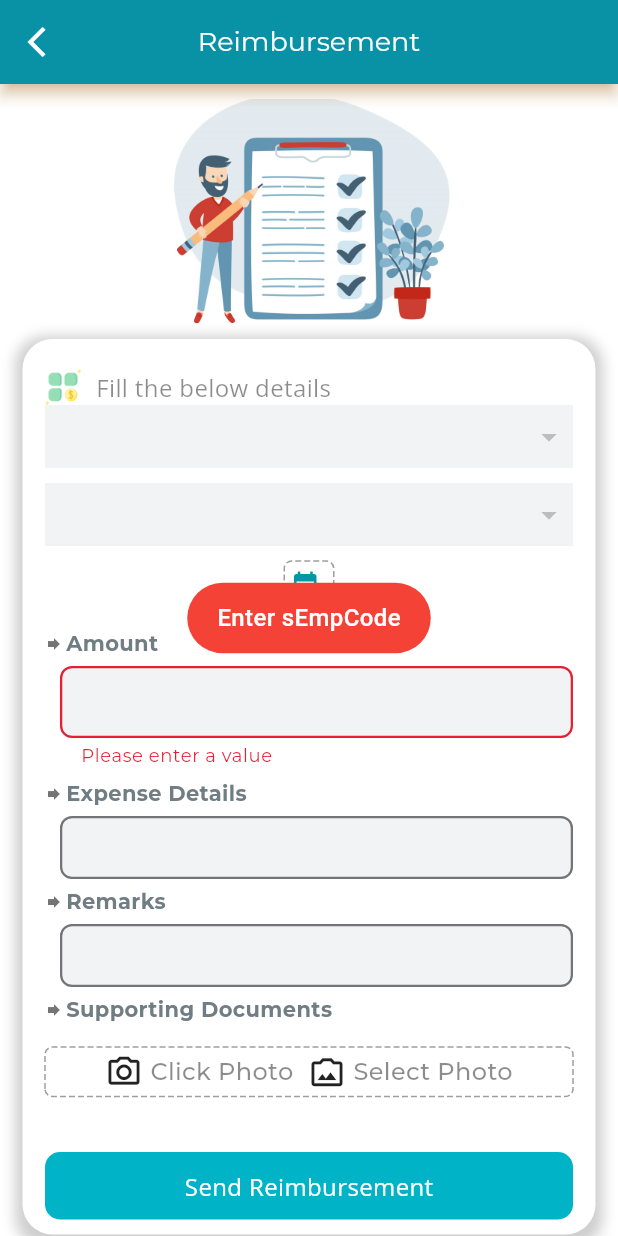
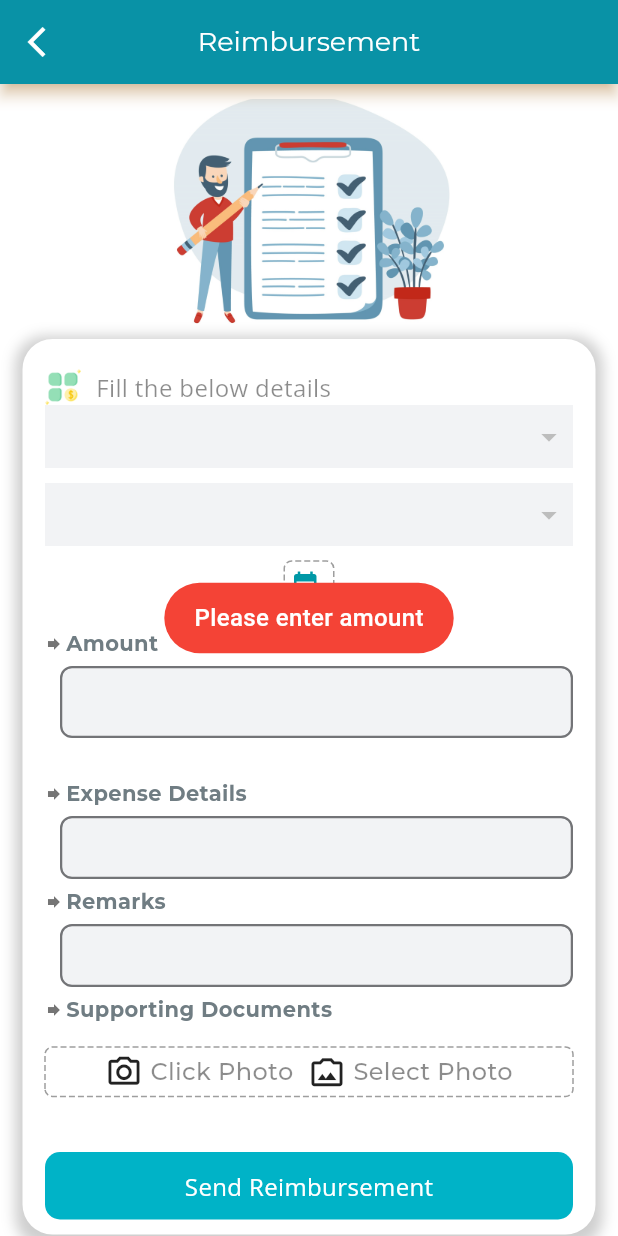
Before and after one commit to Soyabali/HRMS-Synergy, a Flutter app: the ReimbursementrevertPage screen opened directly with empty values, after a tap on the "close" icon, after a tap on "Send Reimbursement", on a phone screen of 412 x 824 dp. Run offline on Flutter 3.47's test engine with Material 3 defaults, Android fonts, the phone set to English and light mode, and no system bars; drawn by our look-alikes of dotted_border; our stand-ins replace flutter_easyloading, fluttertoast, geolocator, google_fonts, google_maps_flutter, image_picker and 2 more; accounts and stored records are empty; network calls fail; statements that could not run were skipped; project files that could hold a hidden picture were left out.

Commit message:
remove all bug

```diff
--- a/lib/presentation/expensemanagement/addReimbursement/shopSurvey.dart
+++ b/lib/presentation/expensemanagement/addReimbursement/shopSurvey.dart
@@ -137,7 +137,7 @@ class _MyHomePageState extends State<MyHomePage> {
   double? lat, long;
   //var dExpDate;
   String? dExpDate;
-  var remarks;
+  var remarks="N/A";
 
 
   // Uplode Id Proof with gallary
--- a/lib/presentation/expensemanagement/reimbursementclarification/reimbursementRevert.dart
+++ b/lib/presentation/expensemanagement/reimbursementclarification/reimbursementRevert.dart
@@ -19,6 +19,7 @@ import '../../../data/hrmsPopUpWarning_repo.dart';
 import '../../../data/hrmspostreimbursement.dart';
 import '../../../data/loader_helper.dart';
 import '../../../data/postimagerepo.dart';
+import '../../../data/reimbursementClarificationRevert.dart';
 import '../../../data/shopTypeRepo.dart';
 import '../../dashboard/dashboard.dart';
 import '../../resources/app_colors.dart';
@@ -28,27 +29,9 @@ import 'dart:math';
 
 import '../expense_management.dart';
 
-// class Reimbursementrevert extends StatelessWidget {
-//   const Reimbursementrevert({super.key});
-//
-//   @override
-//   Widget build(BuildContext context) {
-//     return MaterialApp(
-//       debugShowCheckedModeBanner: false,
-//       theme: ThemeData(
-//         appBarTheme: const AppBarTheme(
-//           iconTheme: IconThemeData(
-//             color: Colors.white, // Change the color of the drawer icon here
-//           ),
-//         ),
-//       ),
-//
-//       home: ReimbursementrevertPage(),
-//     );
-//   }
-// }
 
 class ReimbursementrevertPage extends StatefulWidget {
+
   final sProjectName,sExpHeadName,dEntryAt,fAmount,sExpDetails,sExpBillPhoto,sProjectCode,sExpHeadCode;
   ReimbursementrevertPage(this.sProjectName, this.sExpHeadName,this.dEntryAt, this.fAmount,this.sExpDetails, this.sExpBillPhoto, this.sProjectCode, this.sExpHeadCode, {super.key});
 
@@ -262,6 +245,7 @@ class _MyHomePageState extends State<ReimbursementrevertPage> {
     final responseData = json.decode(responsed.body);
     print('---155----$responseData');
   }
+
   // build dialog sucess
   Widget _buildDialogSucces2(BuildContext context,String msg) {
     return Dialog(
@@ -615,6 +599,7 @@ class _MyHomePageState extends State<ReimbursementrevertPage> {
             ),
           ), // Removes shadow under the AppBar
         ),
+
         body: SingleChildScrollView(
           child: Column(
             children: <Widget>[
@@ -1109,94 +1094,173 @@ class _MyHomePageState extends State<ReimbursementrevertPage> {
                                 SharedPreferences prefs = await SharedPreferences.getInstance();
                                 String? sEmpCode = prefs.getString('sEmpCode');
                                 String? sContactNo = prefs.getString('sContactNo');
-                                print('----sEmpCode--15---$sEmpCode');
-                                /// TODO GET A RANDOM NUMBER
+
+                                // Generate random transaction code
                                 Random random = Random();
                                 int sTranCode = 10000000 + random.nextInt(90000000);
 
-                                print('--1001--sTranCode---$sTranCode');
-                                print('--1002--sEmpCode---$sEmpCode');
-                                print('--1003--sProjectCode---$_selectedSectorId');
-                                print('--1004--sExpHeadCode---$_selectedShopId');
-                                print('--1005--dExpDate---${widget.dEntryAt}');
-                                print('--1006--fAmount---${_amountController.text}');
-                                print('--1007--sExpDetails---${_expenseController.text}');
-                                print('--1008--sExpBillPhoto---$uplodedImage');// sEntryBy
-                                print('--1009--sEntryBy---$sContactNo');
-                                print('--1011--sResult---$result');
+                                var amount = _amountController.text.trim();
+                                var expenseDetails = _expenseController.text.trim();
+                                var remarks = _remarkController.text.trim();
 
-                                var amount = '${_amountController.text}';
-                                var expenseDetails = '${_expenseController.text}';
-                                remarks = '${_remarkController.text}';
+                                // Project code and expense category from widget
+                                _selectedSectorId = widget.sProjectCode;
+                                _selectedShopId = widget.sExpHeadCode;
+                                dExpDate = widget.dEntryAt;
 
+                                // Validate all fields
+                                if (amount.isEmpty) {
+                                  displayToast('Please enter amount');
+                                } else if (expenseDetails.isEmpty) {
+                                  displayToast('Please enter expense details');
+                                } else if (_selectedSectorId == null) {
+                                  displayToast('Please select project');
+                                } else if (_selectedShopId == null) {
+                                  displayToast('Please select expense category');
+                                } else if (dExpDate == null) {
+                                  displayToast('Please select expense date');
+                                } else if (uplodedImage == null) {
+                                  displayToast('Please pick a photo');
+                                } else if (remarks.isEmpty) {
+                                  displayToast('Please enter remarks');
+                                } else if (sEmpCode == null) {
+                                  displayToast('Employee code missing');
+                                } else if (sContactNo == null) {
+                                  displayToast('Contact number missing');
+                                } else {
+                                  // All validations passed, call the first API
+                                  var hrmsPopWarning = await HrmsPopUpWarningRepo().hrmsPopUpWarnging(context, sEmpCode!, dExpDate!, amount);
+                                  print('---API Response: $hrmsPopWarning');
 
-                                print('xxxx---355--${widget.sProjectCode}');
-                                print('xxxx---356--${widget.sExpHeadCode}');
-                                _selectedSectorId = '${widget.sProjectCode}';
-                                _selectedShopId = '${widget.sExpHeadCode}';
-                                dExpDate   = '${widget.dEntryAt}';
-                                print('xxxx---1138--${dExpDate}');
-
-                                //   _selectedSectorId!=null && _selectedShopId!=null &&
-
-                                if(_formKey.currentState!.validate() && sTranCode!=null && sEmpCode != null &&
-                                    dExpDate!=null && amount !=null && expenseDetails!=null &&
-                                    uplodedImage!=null && sContactNo!=null && remarks!=null){
-
-                                  // Call Api
-                                  var  hrmsPopWarning = await HrmsPopUpWarningRepo().hrmsPopUpWarnging(context, sEmpCode,dExpDate,amount);
-                                  print('---975--$hrmsPopWarning');
                                   result = "${hrmsPopWarning[0]['Result']}";
                                   msg = "${hrmsPopWarning[0]['Msg']}";
 
-                                }else{
-                                  if(sTranCode==null){
-                                    displayToast('Genrate Random Number');
-                                  }else if(sEmpCode==null){
-                                    displayToast('Enter sEmpCode');
-                                  }else if(_selectedSectorId==null){
-                                    displayToast('Please Select Project');
-                                  }else if(_selectedShopId==null){
-                                    displayToast('Please Select Expense Category');
-                                  }else if(dExpDate==null){
-                                    displayToast('Select Expense Date');
-                                  }else if(amount==null || amount==''){
-                                    displayToast('Please Enter Amount');
-                                  }
-                                  else if(expenseDetails==null || expenseDetails==''){
-                                    displayToast('Please Enter Expense Details');
-                                  }else if(uplodedImage==null){
-                                    displayToast('Please pick a photo');
-                                  }else if(sContactNo==null){
-                                    displayToast('Please get a contact number');
-                                  }else if(remarks==null || remarks==''){
-                                    displayToast('Please Remarks');
-                                  }
-                                } // condition to fetch a response form a api
-                                if(result=="0"){
-                                  // CALL API HRMS Reimbursement
-                                  var  hrmsPostReimbursement = await HrmsPostReimbursementRepo().hrmsPostReimbursement(context,sTranCode,sEmpCode,
-                                      _selectedSectorId,_selectedShopId,dExpDate,amount,expenseDetails,uplodedImage,sContactNo,result,remarks
+                                  // If result is "0", call the second API
+                                  if (result == "0") {
+                                    var hrmsPostReimbursement = await HrmsPostReimbursementRevertRepo().hrmsPostReimbursementRevert(
+                                        context, sTranCode, sEmpCode, _selectedSectorId!, _selectedShopId!, dExpDate!, amount, expenseDetails, uplodedImage, sContactNo!, result, remarks
                                     );
-                                  print('---1185--$hrmsPostReimbursement');
+
                                     result = "${hrmsPostReimbursement[0]['Result']}";
                                     msg = "${hrmsPostReimbursement[0]['Msg']}";
 
-                                  // displayToast(msg);
-                                  /// todo here to show the dialog sucess
+                                    // Show success dialog
                                     showDialog(
                                       context: context,
                                       builder: (BuildContext context) {
-                                      return _buildDialogSucces2(context,msg);
+                                        return _buildDialogSucces2(context, msg);
                                       },
                                     );
-
-                                }else{
-                                  showCustomDialog(context,msg);
-                                  //displayToast(msg);
-                                  print('---diaplay dialog --');
+                                  } else {
+                                    showCustomDialog(context, msg);
+                                  }
                                 }
                               },
+
+                              // onTap: () async {
+                              //   SharedPreferences prefs = await SharedPreferences.getInstance();
+                              //   String? sEmpCode = prefs.getString('sEmpCode');
+                              //   String? sContactNo = prefs.getString('sContactNo');
+                              //   print('----sEmpCode--15---$sEmpCode');
+                              //   /// TODO GET A RANDOM NUMBER
+                              //   Random random = Random();
+                              //   int sTranCode = 10000000 + random.nextInt(90000000);
+                              //
+                              //   print('--1001--sTranCode---$sTranCode');
+                              //   print('--1002--sEmpCode---$sEmpCode');
+                              //   print('--1003--sProjectCode---$_selectedSectorId');
+                              //   print('--1004--sExpHeadCode---$_selectedShopId');
+                              //   print('--1005--dExpDate---${widget.dEntryAt}');
+                              //   print('--1006--fAmount---${_amountController.text}');
+                              //   print('--1007--sExpDetails---${_expenseController.text}');
+                              //   print('--1008--sExpBillPhoto---$uplodedImage');// sEntryBy
+                              //   print('--1009--sEntryBy---$sContactNo');
+                              //   print('--1011--sResult---$result');
+                              //
+                              //   var amount = '${_amountController.text}';
+                              //   var expenseDetails ='${_expenseController.text}';
+                              //   remarks = '${_remarkController.text}'.trim();
+                              //
+                              //   print('-----1135---$remarks');
+                              //   print('-----1136---$expenseDetails');
+                              //
+                              //   print('xxxx---355--${widget.sProjectCode}');
+                              //   print('xxxx---356--${widget.sExpHeadCode}');
+                              //   _selectedSectorId = '${widget.sProjectCode}';
+                              //   _selectedShopId = '${widget.sExpHeadCode}';
+                              //   dExpDate   = '${widget.dEntryAt}';
+                              //   print('xxxx---1138--${dExpDate}');
+                              //
+                              //   //   _selectedSectorId!=null && _selectedShopId!=null &&
+                              //
+                              //   if(_formKey.currentState!.validate() && sTranCode!=null && sEmpCode != null &&
+                              //       dExpDate!=null && amount !=null && expenseDetails!=null || expenseDetails !='' &&
+                              //       uplodedImage!=null && sContactNo!=null && remarks!=null){
+                              //
+                              //     // Call Api
+                              //     var  hrmsPopWarning = await HrmsPopUpWarningRepo().hrmsPopUpWarnging(context, sEmpCode!,dExpDate,amount);
+                              //     print('---975--$hrmsPopWarning');
+                              //     result = "${hrmsPopWarning[0]['Result']}";
+                              //     msg = "${hrmsPopWarning[0]['Msg']}";
+                              //
+                              //     print('---Api is calling---');
+                              //
+                              //   }else{
+                              //     if(sTranCode==null){
+                              //       displayToast('Genrate Random Number');
+                              //     }else if(sEmpCode==null){
+                              //       displayToast('Enter sEmpCode');
+                              //     }else if(_selectedSectorId==null){
+                              //       displayToast('Please Select Project');
+                              //     }else if(_selectedShopId==null){
+                              //       displayToast('Please Select Expense Category');
+                              //     }else if(dExpDate==null){
+                              //       displayToast('Select Expense Date');
+                              //     }else if(amount==null || amount==''){
+                              //       displayToast('Please Enter Amount');
+                              //     }
+                              //     else if(expenseDetails==null || expenseDetails==''){
+                              //       displayToast('Please Enter Expense Details');
+                              //     }else if(uplodedImage==null){
+                              //       displayToast('Please pick a photo');
+                              //     }else if(sContactNo==null){
+                              //       displayToast('Please get a contact number');
+                              //     }else if(remarks==null || remarks==''){
+                              //       displayToast('Please Remarks');
+                              //     }
+                              //
+                              //   } // condition to fetch a response form a api
+                              //   //showCustomDialog(context,msg);
+                              //
+                              //   if(result=="0"){
+                              //     // CALL API HRMS Reimbursement
+                              //     // var  hrmsPostReimbursement = await HrmsPostReimbursementRepo().hrmsPostReimbursement(context,sTranCode,sEmpCode,
+                              //     //     _selectedSectorId,_selectedShopId,dExpDate,amount,expenseDetails,uplodedImage,sContactNo,result,remarks
+                              //     // );
+                              //
+                              //     var  hrmsPostReimbursement = await HrmsPostReimbursementRevertRepo().hrmsPostReimbursementRevert(context,sTranCode,sEmpCode,
+                              //         _selectedSectorId,_selectedShopId,dExpDate,amount,expenseDetails,uplodedImage,sContactNo,result,remarks
+                              //     );
+                              //
+                              //     print('---1185--$hrmsPostReimbursement');
+                              //     result = "${hrmsPostReimbursement[0]['Result']}";
+                              //     msg = "${hrmsPostReimbursement[0]['Msg']}";
+                              //
+                              //     // displayToast(msg);
+                              //     /// todo here to show the dialog sucess
+                              //     showDialog(
+                              //       context: context,
+                              //       builder: (BuildContext context) {
+                              //         return _buildDialogSucces2(context,msg);
+                              //       },
+                              //     );
+                              //
+                              //   }else{
+                              //     showCustomDialog(context,msg);
+                              //     //displayToast(msg);
+                              //     print('---diaplay dialog --');
+                              //   }
+                              // },
 
                               child: Container(
                                 width: double.infinity,
@@ -1276,7 +1340,7 @@ class _MyHomePageState extends State<ReimbursementrevertPage> {
                     var expenseDetails = '${_expenseController.text}';
 
                     var  hrmsPostReimbursement = await HrmsPostReimbursementRepo().hrmsPostReimbursement(context,sTranCode,sEmpCode,
-                        _selectedSectorId,_selectedShopId,dExpDate,amount,expenseDetails,uplodedImage,sContactNo,result,remarks
+                        _selectedSectorId,_selectedShopId,dExpDate,amount,expenseDetails,uplodedImage,sContactNo,result,"Testing"
                     );
                     print('---1050--$hrmsPostReimbursement');
                     result = "${hrmsPostReimbursement[0]['Result']}";
--- a/lib/presentation/notification/notification.dart
+++ b/lib/presentation/notification/notification.dart
@@ -145,8 +145,7 @@ class _NotificationPageState extends State<NotificationPage> {
               radius: 30,
               backgroundColor: Colors.blueAccent,
               child: ClipOval(
-                child: Image.asset(
-                  'assets/images/logoutnew.jpeg', // Replace with your asset image path
+                child: Image.asset('assets/images/logoutnew.jpeg', // Replace with your asset image path
                   fit: BoxFit.cover,
                   width: 60,
                   height: 60,
```
Also changed, not shown: lib/data/reimbursementClarificationRevert.dart (+86 -0 lines). Lines whose indentation alone changed are shown as unchanged.
